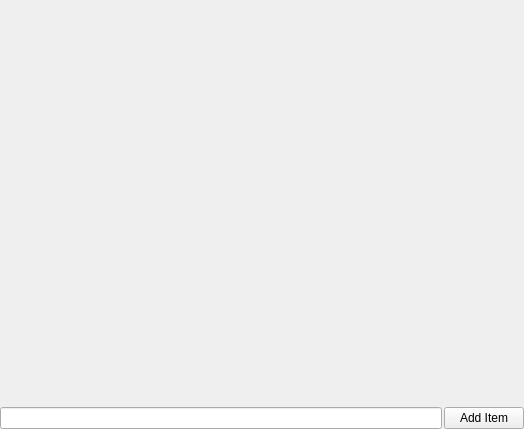
First picture: the form in qt_ui/VocabularyManager.ui, repository FilmColors/VIAN, before the edit.
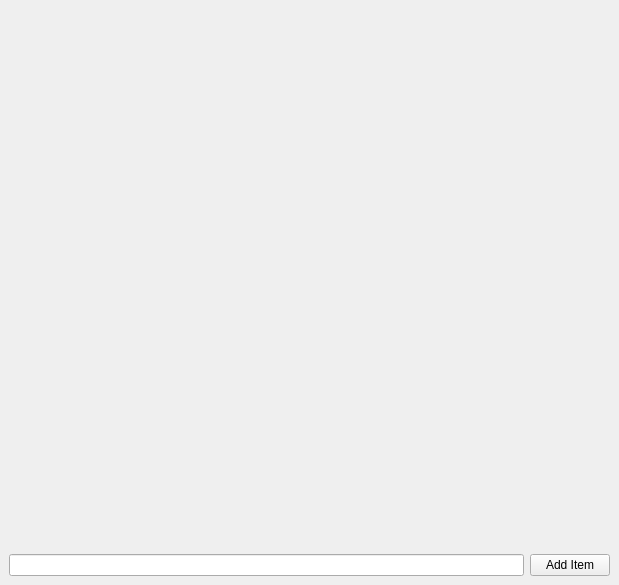
Second picture: the form after the edit.

What changed in the file:
```diff
--- a/qt_ui/VocabularyManager.ui
+++ b/qt_ui/VocabularyManager.ui
@@ -6,57 +6,61 @@
    <rect>
     <x>0</x>
     <y>0</y>
-    <width>524</width>
-    <height>429</height>
+    <width>619</width>
+    <height>585</height>
    </rect>
   </property>
   <property name="windowTitle">
    <string>Form</string>
   </property>
-  <layout class="QGridLayout" name="gridLayout">
-   <property name="leftMargin">
-    <number>0</number>
-   </property>
-   <property name="topMargin">
-    <number>0</number>
-   </property>
-   <property name="rightMargin">
-    <number>0</number>
-   </property>
-   <property name="bottomMargin">
-    <number>0</number>
-   </property>
+  <layout class="QHBoxLayout" name="horizontalLayout_3">
    <property name="spacing">
     <number>2</number>
    </property>
-   <item row="1" column="1">
-    <widget class="QPushButton" name="btn_addItem">
-     <property name="text">
-      <string>Add Item</string>
-     </property>
-    </widget>
-   </item>
-   <item row="1" column="0">
-    <widget class="QLineEdit" name="lineEdit_Item"/>
-   </item>
-   <item row="0" column="0" colspan="2">
-    <widget class="QWidget" name="inner" native="true">
-     <layout class="QVBoxLayout" name="verticalLayout">
-      <property name="spacing">
-       <number>0</number>
-      </property>
-      <property name="leftMargin">
-       <number>0</number>
-      </property>
-      <property name="topMargin">
-       <number>0</number>
-      </property>
-      <property name="rightMargin">
-       <number>0</number>
-      </property>
-      <property name="bottomMargin">
-       <number>0</number>
-      </property>
+   <property name="margin">
+    <number>0</number>
+   </property>
+   <item>
+    <widget class="QWidget" name="widget" native="true">
+     <layout class="QVBoxLayout" name="verticalLayout_2">
+      <item>
+       <widget class="QWidget" name="inner" native="true">
+        <property name="sizePolicy">
+         <sizepolicy hsizetype="Preferred" vsizetype="Expanding">
+          <horstretch>0</horstretch>
+          <verstretch>0</verstretch>
+         </sizepolicy>
+        </property>
+        <property name="minimumSize">
+         <size>
+          <width>0</width>
+          <height>0</height>
+         </size>
+        </property>
+        <layout class="QVBoxLayout" name="verticalLayout">
+         <property name="spacing">
+          <number>0</number>
+         </property>
+         <property name="margin">
+          <number>0</number>
+         </property>
+        </layout>
+       </widget>
+      </item>
+      <item>
+       <layout class="QHBoxLayout" name="horizontalLayout_5">
+        <item>
+         <widget class="QLineEdit" name="lineEdit_Item"/>
+        </item>
+        <item>
+         <widget class="QPushButton" name="btn_addItem">
+          <property name="text">
+           <string>Add Item</string>
+          </property>
+         </widget>
+        </item>
+       </layout>
+      </item>
      </layout>
     </widget>
    </item>
```
